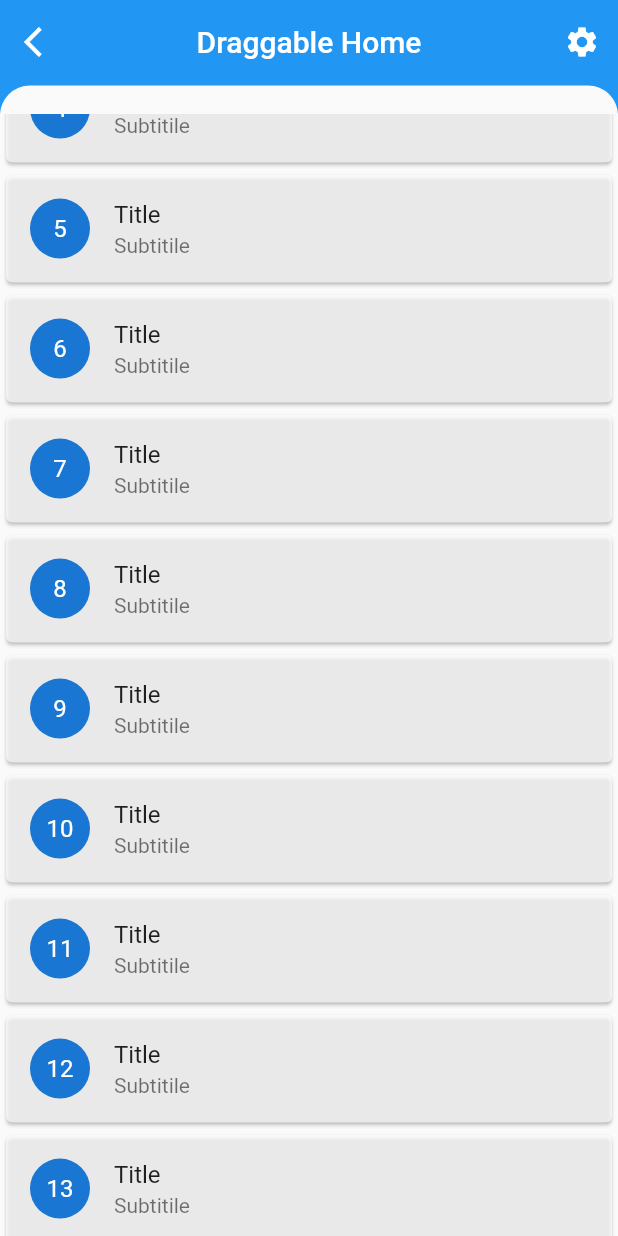
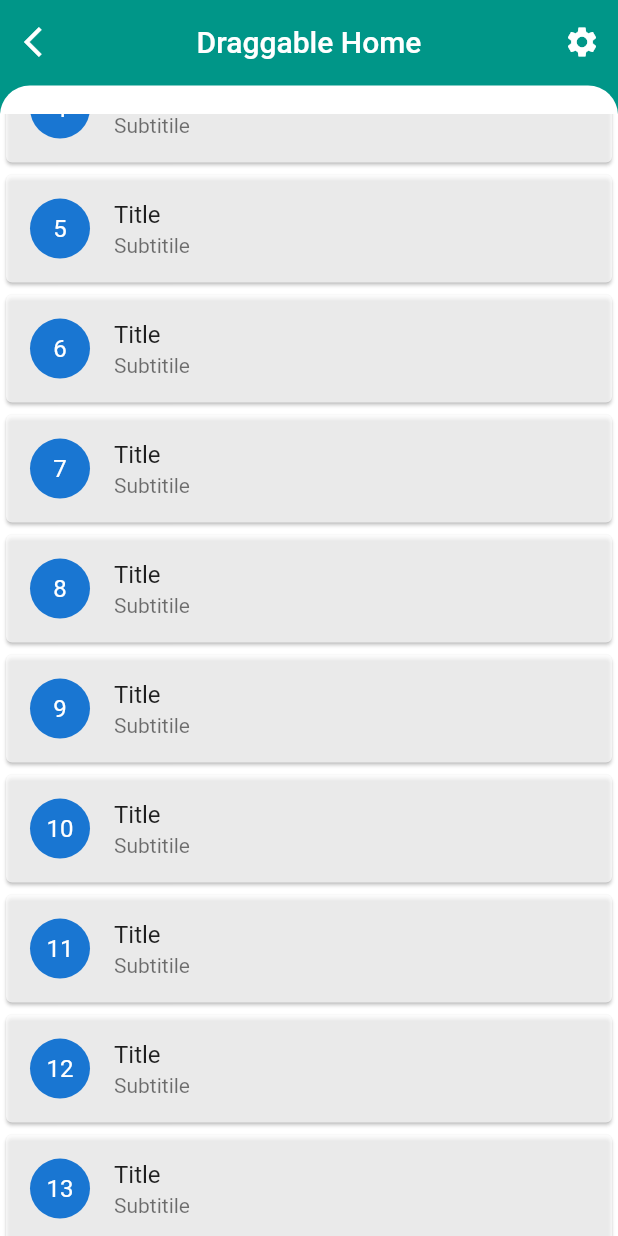
Before and after one commit to DevsOnFlutter/draggable_home, a Flutter app: the screen it shows after launch, scrolled down 576 dp, on a phone screen of 412 x 824 dp. Run offline on Flutter 3.47's test engine with Material 2 defaults, Android fonts, the phone set to English and light mode, and no system bars; our stand-ins replace rxdart.

Commit message:
fix: pixel line leak

```diff
--- a/example/lib/main.dart
+++ b/example/lib/main.dart
@@ -35,6 +35,8 @@ class HomePage extends StatelessWidget {
       ],
       fullyStretchable: true,
       expandedBody: const CameraPreview(),
+      backgroundColor: Colors.white,
+      appBarColor: Colors.teal,
     );
   }
 
@@ -52,13 +54,20 @@ class HomePage extends StatelessWidget {
     );
   }
 
-  Widget headerWidget(BuildContext context) => Center(
-        child: Text("Title",
-            style: Theme.of(context)
-                .textTheme
-                .headline2!
-                .copyWith(color: Colors.white70)),
-      );
+  Widget headerWidget(BuildContext context) {
+    return Container(
+      color: Colors.blue,
+      child: Center(
+        child: Text(
+          "Title",
+          style: Theme.of(context)
+              .textTheme
+              .headline2!
+              .copyWith(color: Colors.white70),
+        ),
+      ),
+    );
+  }
 
   ListView listView() {
     return ListView.builder(
--- a/lib/draggable_home.dart
+++ b/lib/draggable_home.dart
@@ -40,6 +40,9 @@ class DraggableHome extends StatefulWidget {
 
   /// backgroundColor: The color of the Material widget that underlies the entire DraggableHome body.
   final Color? backgroundColor;
+
+  /// appBarColor: The color of the scaffold app bar.
+  final Color? appBarColor;
 
   /// curvedBodyRadius: Creates a border top left and top right radius of body, Default radius of the body is 20.0. For no radius simply set value to 0.
   final double curvedBodyRadius;
@@ -91,6 +94,7 @@ class DraggableHome extends StatefulWidget {
     required this.headerWidget,
     this.headerBottomBar,
     this.backgroundColor,
+    this.appBarColor,
     this.curvedBodyRadius = 20,
     required this.body,
     this.drawer,
@@ -182,14 +186,18 @@ class _DraggableHomeState extends State<DraggableHome> {
       physics: const BouncingScrollPhysics(),
       slivers: [
         StreamBuilder<List<bool>>(
-          stream: CombineLatestStream.list<bool>(
-              [isFullyCollapsed.stream, isFullyExpanded.stream]),
+          stream: CombineLatestStream.list<bool>([
+            isFullyCollapsed.stream,
+            isFullyExpanded.stream,
+          ]),
           builder: (BuildContext context, AsyncSnapshot<List<bool>> snapshot) {
             final List<bool> streams = (snapshot.data ?? [false, false]);
             final bool fullyCollapsed = streams[0];
             final bool fullyExpanded = streams[1];
 
             return SliverAppBar(
+              backgroundColor:
+                  !fullyCollapsed ? widget.backgroundColor : widget.appBarColor,
               leading: widget.alwaysShowLeadingAndAction
                   ? widget.leading
                   : !fullyCollapsed
@@ -218,6 +226,7 @@ class _DraggableHomeState extends State<DraggableHome> {
                 children: [
                   FlexibleSpaceBar(
                     background: Container(
+                      margin: const EdgeInsets.only(bottom: 0.2),
                       child: fullyExpanded
                           ? (widget.expandedBody ?? const SizedBox())
                           : widget.headerWidget,
```
